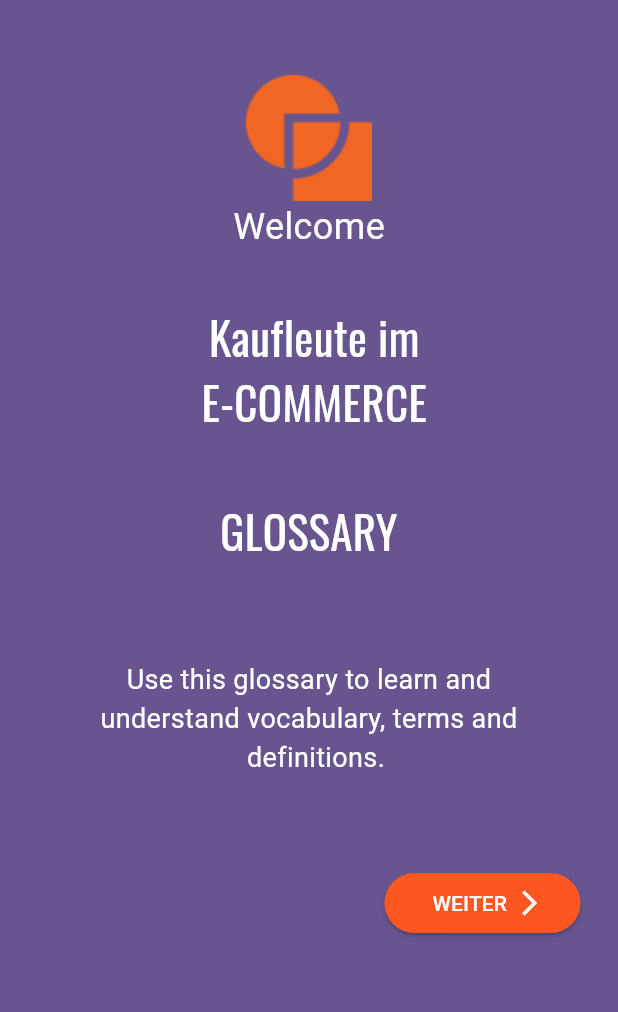
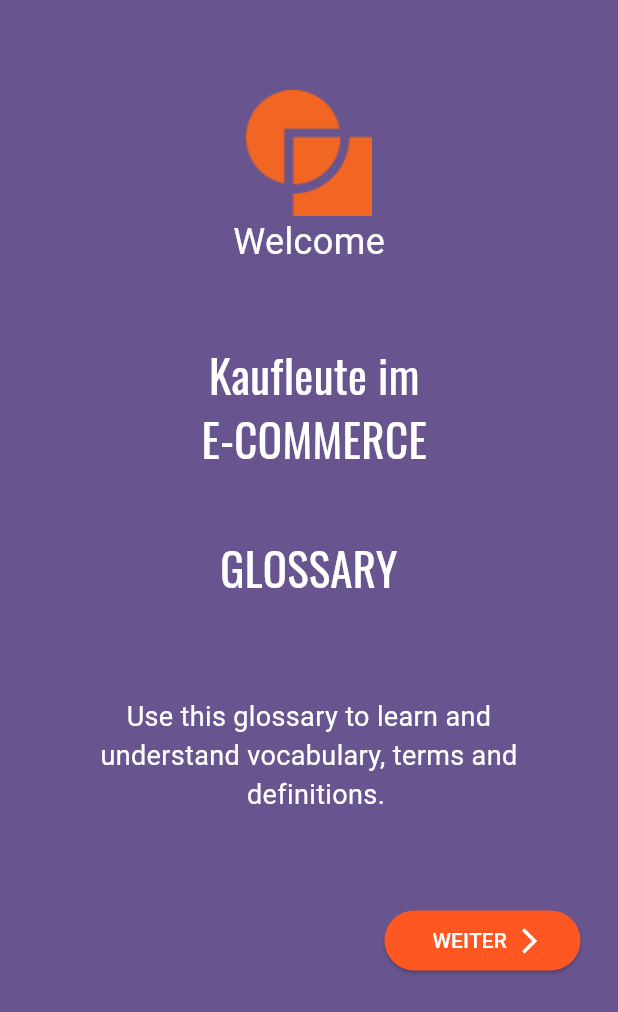
Before and after one commit to AliShafai2021/nasa_earth_dictionary, a Flutter app: the screen it shows after launch, on a phone screen of 412 x 824 dp. Shown: the top 1012 px of the screen. Run offline on Flutter 3.47's test engine with Material 2 defaults, Android fonts, the phone set to English and light mode, and no system bars; our stand-ins replace google_fonts.

Commit message:
Reverting to cd834c1

```diff
--- a/lib/screens/welcome_page/main_screen.dart
+++ b/lib/screens/welcome_page/main_screen.dart
@@ -27,14 +27,14 @@ class _WelcomeScreenState extends State<WelcomeScreen> {
                 mainAxisAlignment: MainAxisAlignment.center,
                 //crossAxisAlignment: CrossAxisAlignment.stretch, adjustment
                 children: [
-                  const SizedBox(height: 40),
+                  const SizedBox(height: 50),
                   Image.asset('assets/images/smallview.png'),
                   const Text("Welcome",
                       style: TextStyle(
                         fontSize: 24,
                         color: Colors.white,
                       )),
-                  const SizedBox(height: 35),
+                  const SizedBox(height: 50),
                   Padding(
                     padding: const EdgeInsets.symmetric(vertical: 0, horizontal: 0),
                     child: Text(
```
